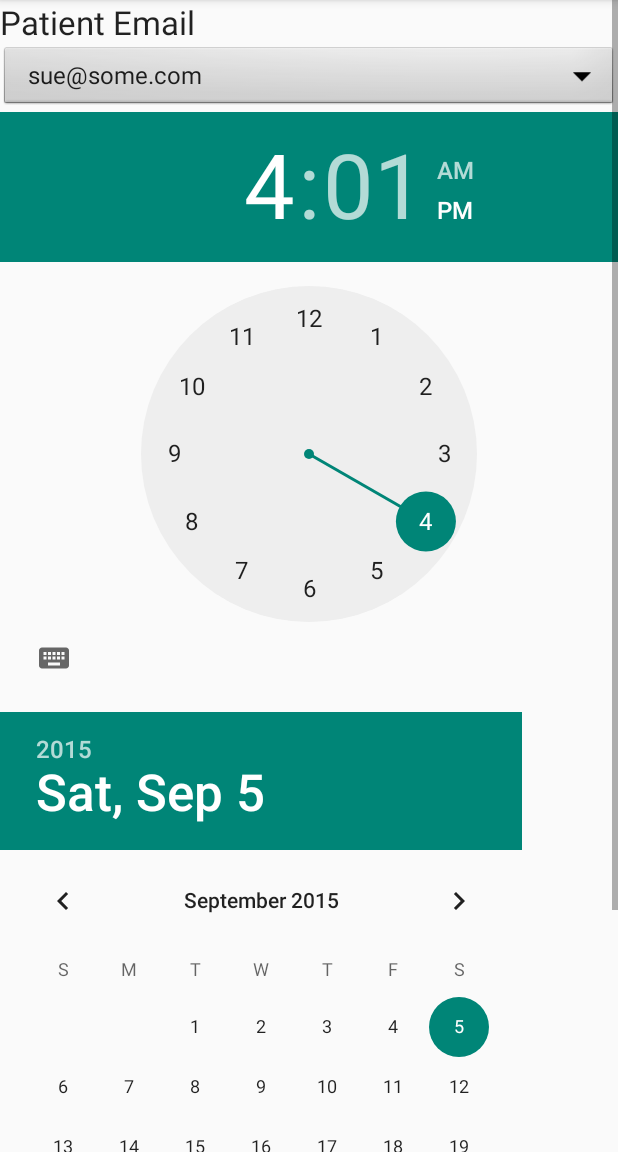
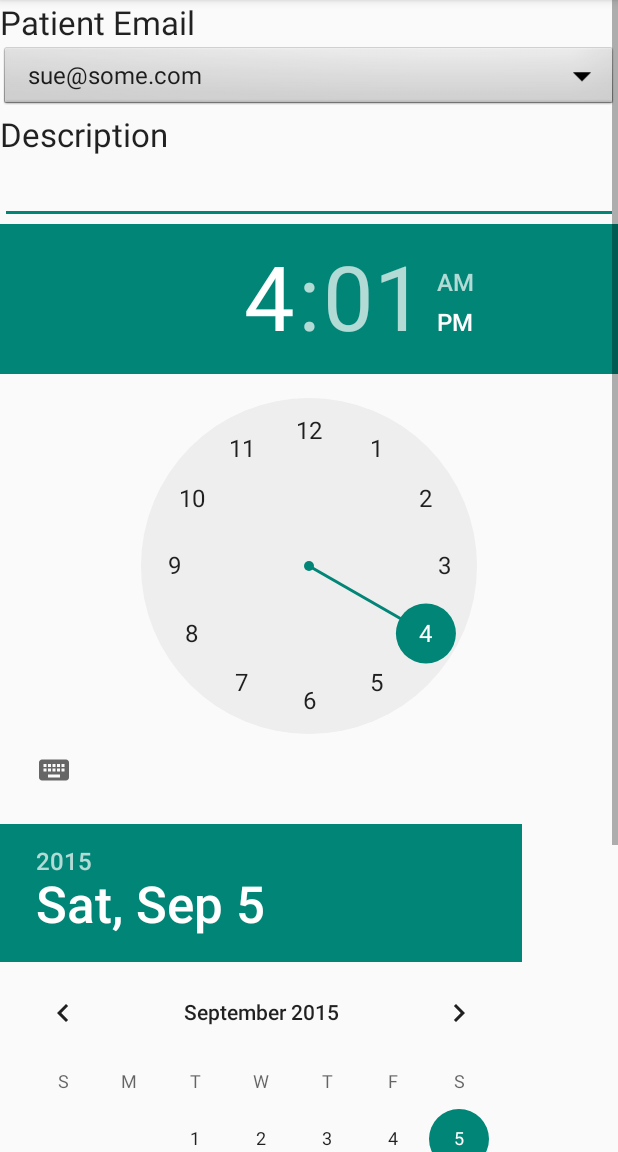
Before and after one commit to jimmyklein4/Pill-Reminder, an Android app: the fragment miscFragTab shown on its own in the app's theme, on a phone screen of 412 x 824 dp, the part 84-1236 px from its top. Run offline under Robolectric (Android 15) with nearby library versions, the phone set to English and light mode, and no system bars.

```diff
--- a/app/src/main/res/layout/add_dosage.xml
+++ b/app/src/main/res/layout/add_dosage.xml
@@ -26,6 +26,18 @@
             android:spinnerMode="dropdown" />
 
 
+        <TextView
+            android:layout_width="wrap_content"
+            android:layout_height="wrap_content"
+            android:textAppearance="?android:attr/textAppearanceLarge"
+            android:text="Description"
+            android:id="@+id/textView7" />
+
+        <EditText
+            android:layout_width="match_parent"
+            android:layout_height="wrap_content"
+            android:id="@+id/editText5" />
+
         <TimePicker
             android:layout_width="wrap_content"
             android:layout_height="400dp"
```
Also changed, not shown: app/src/main/java/com/example/jimmyklein/pillreminder/DoctorView.java (+10 -3 lines).
